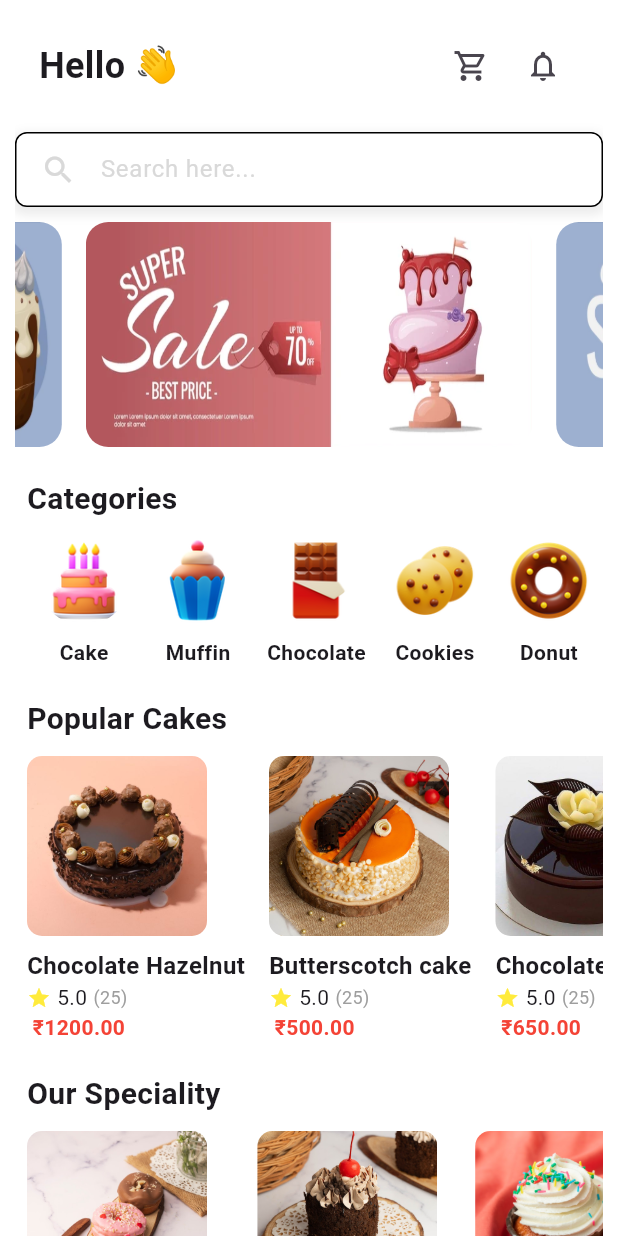
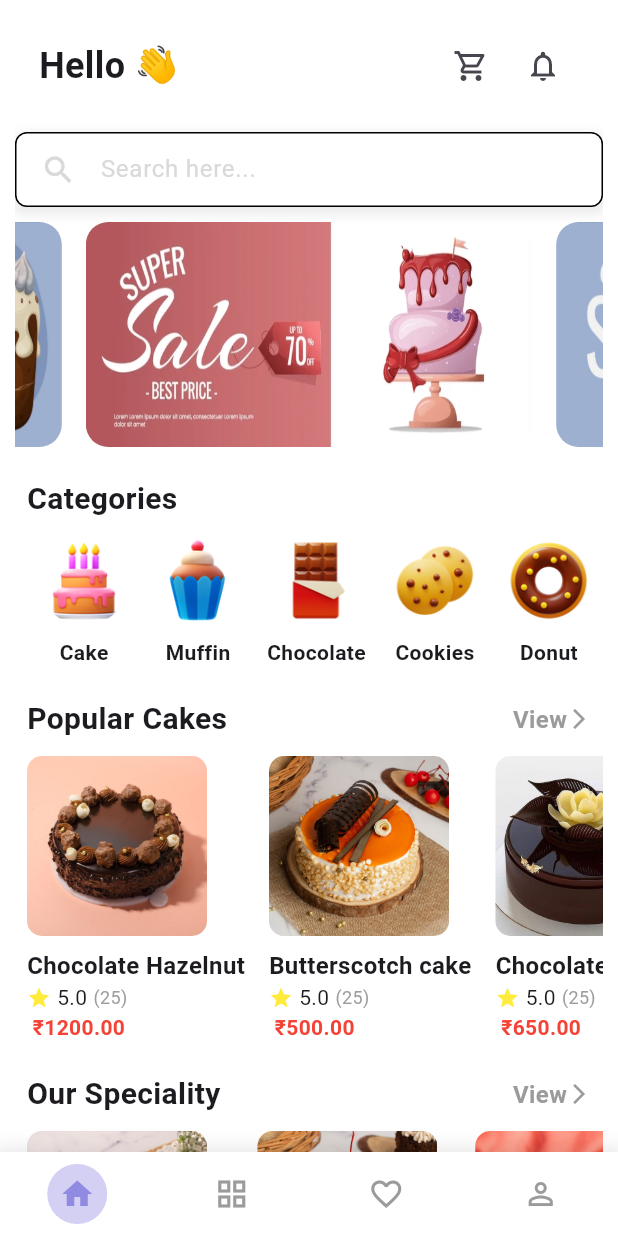
Before and after one commit to samruddhin24/BakeryManagementAPP, a Flutter app: the HomeScreen screen opened by its route, on a phone screen of 412 x 824 dp. Run offline on Flutter 3.47's test engine with Material 3 defaults, Android fonts, the phone set to English and light mode, and no system bars; drawn by our look-alikes of velocity_x; our stand-ins replace get.

Commit message:
Major push
Navbar created,
Product slider view button created,

```diff
--- a/lib/constants/app_colors.dart
+++ b/lib/constants/app_colors.dart
@@ -7,6 +7,7 @@ class AppColors{
   static const white = Color(0xFFFFFFFF);
   static const red = Color(0xFFFF0000);
   static const grey = Color(0xFFD9D9D9);
+  static const darkGrey = Color(0xFF9B9B9B);
   static const lightWhite = Color(0xffcccccc);
 
 
--- a/lib/screens/home/home_screen.dart
+++ b/lib/screens/home/home_screen.dart
@@ -4,6 +4,7 @@ import 'package:bakery_app/constants/constants.dart';
 import 'package:bakery_app/screens/home/home_controller.dart';
 import 'package:bakery_app/widgets/banner_slider.dart';
 import 'package:bakery_app/widgets/category_slider.dart';
+import 'package:bakery_app/widgets/custom_navbar.dart';
 import 'package:bakery_app/widgets/product_slider.dart';
 import 'package:flutter/cupertino.dart';
 import 'package:flutter/material.dart';
@@ -67,10 +68,12 @@ class HomeScreen extends StatelessWidget {
               ProductSlider(products: controller.specialCakes, title: 'Our Speciality'),
               const SizedBox(height: 20),
               ProductSlider(products: controller.recommended, title: 'Recommended for you'),
+              const SizedBox(height: 20)
             ],
           ),
         ),
       ),
+      bottomNavigationBar: CustomNavbar(),
     );
   }
 }
--- /dev/null
+++ b/lib/widgets/custom_navbar.dart
@@ -0,0 +1,66 @@
+import 'package:bakery_app/constants/app_colors.dart';
+import 'package:flutter/cupertino.dart';
+import 'package:flutter/material.dart';
+
+class CustomNavbar extends StatefulWidget {
+  @override
+  _CustomNavbarState createState() => _CustomNavbarState();
+}
+
+class _CustomNavbarState extends State<CustomNavbar> {
+  int selectedIndex = 0;
+
+  void onItemTapped(int index){
+    setState(() {
+      selectedIndex = index;
+    });
+  }
+
+  @override
+  Widget build(BuildContext context) {
+    return Container(
+      padding: const EdgeInsets.symmetric(vertical: 8),
+      decoration: BoxDecoration(
+        color: AppColors.white,
+        boxShadow: [
+          BoxShadow(
+            color: Colors.black.withOpacity(0.1),
+            spreadRadius: 5,
+            blurRadius: 10,
+            offset: const Offset(0, 3),
+          )
+        ]
+      ),
+      child: Row(
+        mainAxisAlignment: MainAxisAlignment.spaceAround,
+        children: [
+          buildIcon(Icons.home, 0),
+          buildIcon(Icons.grid_view, 1),
+          buildIcon(Icons.favorite_outline, 2),
+          buildIcon(Icons.person_outline, 3),
+        ],
+      ),
+    );
+  }
+
+
+  Widget buildIcon(IconData icon, int index){
+    bool isSelected = selectedIndex == index;
+
+    return GestureDetector(
+      onTap: () => onItemTapped(index),
+      child: Container(
+        padding: const EdgeInsets.all(8),
+        decoration: BoxDecoration(
+          color: isSelected ? AppColors.primary1.withOpacity(0.4) : Colors.transparent,
+          shape: BoxShape.circle,
+        ),
+        child: Icon(
+          icon,
+          color: isSelected ? AppColors.primary1 : AppColors.darkGrey,
+        ),
+      ),
+    );
+  }
+
+}
--- a/lib/widgets/product_slider.dart
+++ b/lib/widgets/product_slider.dart
@@ -1,5 +1,8 @@
+import 'package:bakery_app/constants/app_colors.dart';
+import 'package:bakery_app/screens/products/product_screen.dart';
 import 'package:flutter/cupertino.dart';
 import 'package:flutter/material.dart';
+import 'package:get/get.dart';
 
 import '../models/product_slider_model.dart';
 
@@ -20,15 +23,42 @@ class ProductSlider extends StatelessWidget {
       children: [
         Padding(
           padding: const EdgeInsets.symmetric(horizontal: 8),
-          child: Text(
-            title,
-            style: const TextStyle(
-              fontSize: 20,
-              fontWeight: FontWeight.bold,
-            ),
+          child: Row(
+            children: [
+              Text(
+                title,
+                style: const TextStyle(
+                  fontSize: 20,
+                  fontWeight: FontWeight.bold,
+                ),
+              ),
+              const Spacer(),
+              GestureDetector(
+                onTap: (){
+                  Get.to(const ProductScreen());
+                },
+                child: const Row(
+                  children: [
+                    Text(
+                      'View',
+                      style: TextStyle(
+                        fontSize: 16,
+                        fontWeight: FontWeight.bold,
+                        color: AppColors.darkGrey,
+                      ),
+                    ),
+                    Icon(
+                      Icons.arrow_forward_ios,
+                      size: 16,
+                      color: AppColors.darkGrey,
+                    )
+                  ],
+                ),
+              )
+            ],
           ),
         ),
-        SizedBox(height: 10),
+        const SizedBox(height: 10),
         SingleChildScrollView(
           scrollDirection: Axis.horizontal,
           child: Row(
```
